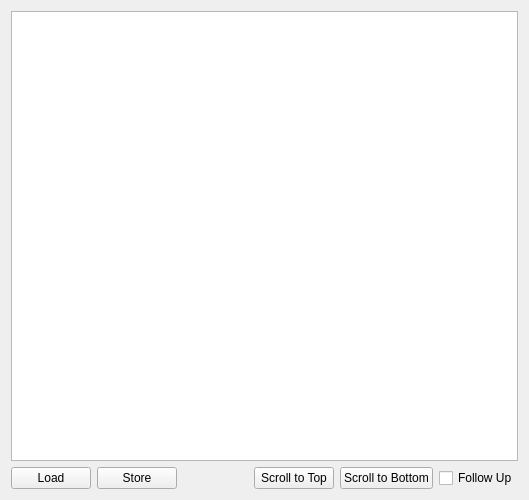
Above: R_Visualizer/MessageStream/ui/messagestreamwidget.ui from NeverKnewTheName/R_Visualizer before the change. Below: the same form after it.
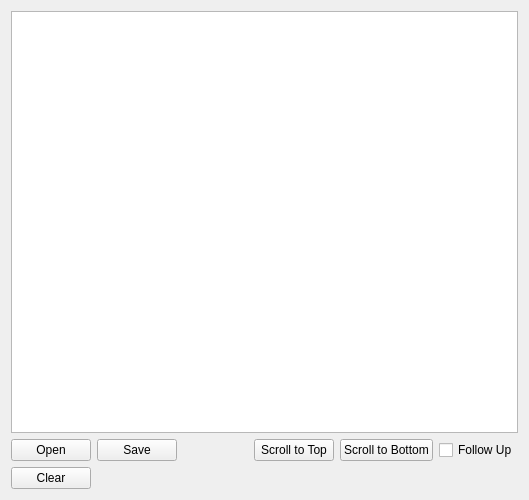
That is the form after the change.

Commit message: Added mapping and filter support to MessageStream; Added scrolling to MessageStream

What changed in the file:
```diff
--- a/R_Visualizer/MessageStream/ui/messagestreamwidget.ui
+++ b/R_Visualizer/MessageStream/ui/messagestreamwidget.ui
@@ -22,14 +22,14 @@
      <item>
       <widget class="QPushButton" name="loadBtn">
        <property name="text">
-        <string>Load</string>
+        <string>Open</string>
        </property>
       </widget>
      </item>
      <item>
       <widget class="QPushButton" name="storeBtn">
        <property name="text">
-        <string>Store</string>
+        <string>Save</string>
        </property>
       </widget>
      </item>
@@ -69,6 +69,30 @@
      </item>
     </layout>
    </item>
+   <item>
+    <layout class="QHBoxLayout" name="horizontalLayout_2">
+     <item>
+      <widget class="QPushButton" name="clearStreamBtn">
+       <property name="text">
+        <string>Clear</string>
+       </property>
+      </widget>
+     </item>
+     <item>
+      <spacer name="horizontalSpacer_2">
+       <property name="orientation">
+        <enum>Qt::Horizontal</enum>
+       </property>
+       <property name="sizeHint" stdset="0">
+        <size>
+         <width>40</width>
+         <height>20</height>
+        </size>
+       </property>
+      </spacer>
+     </item>
+    </layout>
+   </item>
   </layout>
  </widget>
  <resources/>
```
Left out of the diff: 2 changed lines with no effect on the pictures. The commit also changes 48 other files.
